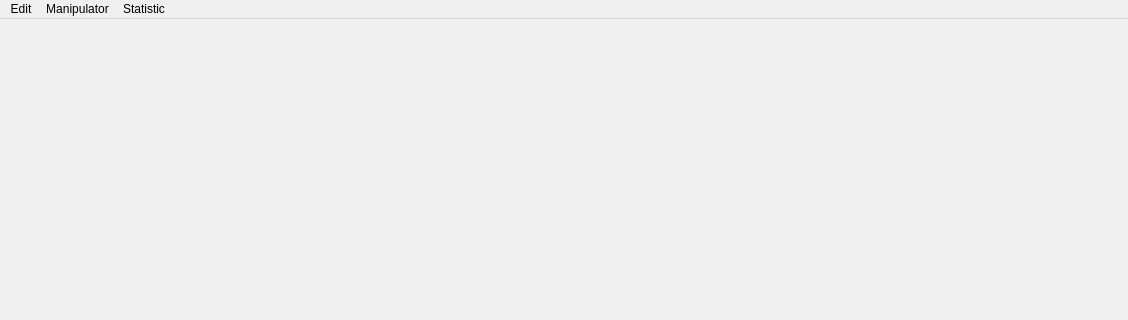
Old version of the form ObjectEditor/src/MainWindow.ui in the repository AluminiumRat/mtt; both pictures show x 0 to 1128 and y 0 to 320 of the 1128 by 780 pixel window.
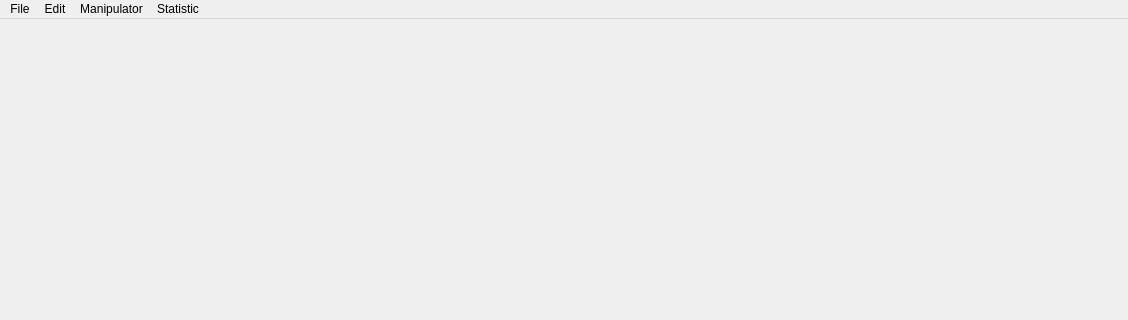
New version of the form.

Diff of the .ui file:
```diff
--- a/ObjectEditor/src/MainWindow.ui
+++ b/ObjectEditor/src/MainWindow.ui
@@ -65,6 +65,16 @@
     </property>
     <addaction name="actionStatistic"/>
    </widget>
+   <widget class="QMenu" name="menuFile">
+    <property name="title">
+     <string>File</string>
+    </property>
+    <addaction name="actionLoad"/>
+    <addaction name="separator"/>
+    <addaction name="actionSave"/>
+    <addaction name="actionSave_as"/>
+   </widget>
+   <addaction name="menuFile"/>
    <addaction name="menuEdit"/>
    <addaction name="menuManipulator"/>
    <addaction name="menuStatistic"/>
```
Left out of the diff: 15 changed lines with no effect on the pictures.
